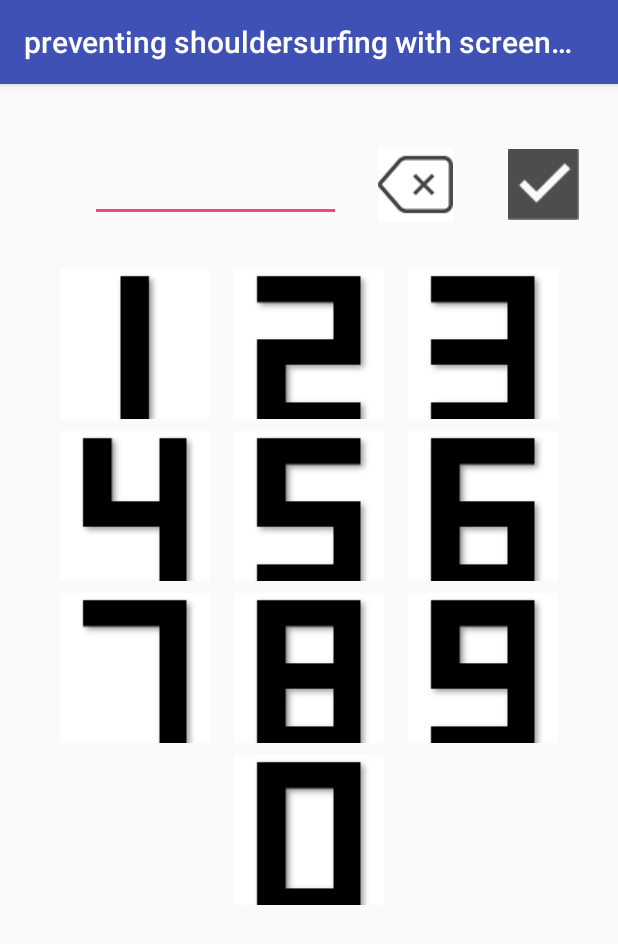
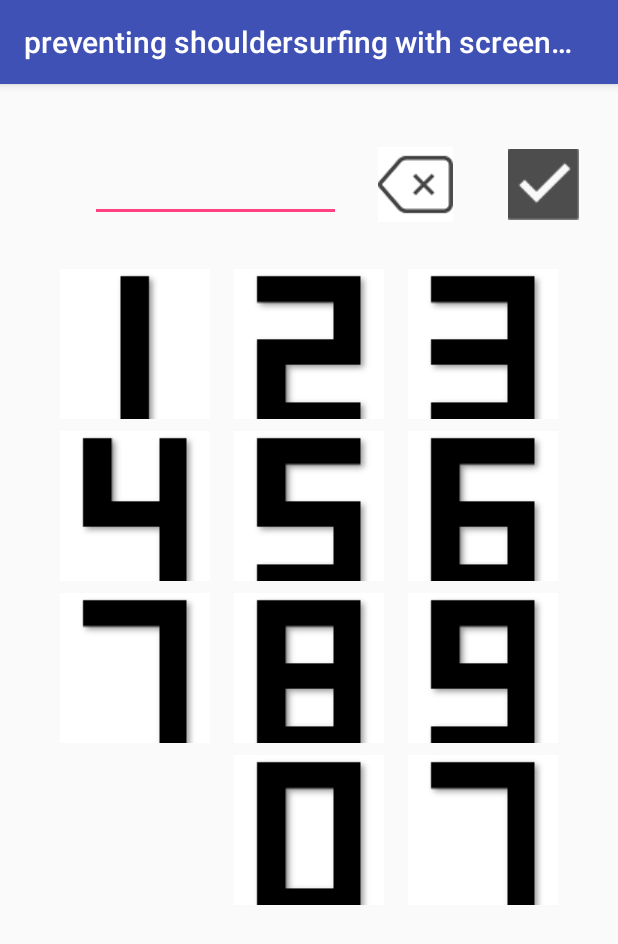
Before and after one commit to ShoFurukawa/preventingshouldersurfingwithscreenmovement, an Android app: the MainActivity screen opened directly, with no data from a screen before it, on a phone screen of 412 x 824 dp. Shown: the top 944 px of the screen. Run offline under Robolectric (Android 15) with nearby library versions, the phone set to English and light mode, and no system bars.

Commit message:
MainActivityの画面右下に0～9の数字がランダムで表示されるようにした

```diff
--- a/app/src/main/java/com/application/shohei/preventingshouldersurfingwithscreenmovement/MainActivity.kt
+++ b/app/src/main/java/com/application/shohei/preventingshouldersurfingwithscreenmovement/MainActivity.kt
@@ -5,6 +5,9 @@ import android.os.Bundle
 import kotlinx.android.synthetic.main.activity_main.*
 import android.widget.TextView
 import android.text.Editable
+import android.R.array
+import android.content.res.TypedArray
+import android.graphics.drawable.Drawable
 
 
 class MainActivity : AppCompatActivity() {
@@ -12,6 +15,8 @@ class MainActivity : AppCompatActivity() {
     override fun onCreate(savedInstanceState: Bundle?) {
         super.onCreate(savedInstanceState)
         setContentView(R.layout.activity_main)
+        //SetPasswordActivityのeditTextの内容を受け取る
+        val password =intent.getIntExtra("password",0)
 
         //EditTextでキーボード入力が出ないようにした
         editText.keyListener = null
@@ -32,6 +37,10 @@ class MainActivity : AppCompatActivity() {
         zero.setOnClickListener { addStr("0") }
         //数字の削除処理
         backspace.setOnClickListener { deleteStr() }
+        val typedArray = resources.obtainTypedArray(R.array.randomnumber)
+        val rand = Math.floor(Math.random() * 10).toInt()
+        val drawable = typedArray.getDrawable(rand)
+        randompath.setImageDrawable(drawable)
     }
 
     //数字を押したときの処理
--- a/app/src/main/res/layout/activity_main.xml
+++ b/app/src/main/res/layout/activity_main.xml
@@ -135,7 +135,7 @@
         app:layout_constraintStart_toEndOf="@+id/eight"
         app:layout_constraintTop_toBottomOf="@+id/six"
         app:layout_constraintVertical_bias="0.0"
-        app:srcCompat="@drawable/nubmer_9" />
+        app:srcCompat="@drawable/number_9" />
 
     <ImageButton
         android:id="@+id/zero"
@@ -193,4 +193,19 @@
         app:layout_constraintVertical_bias="0.0"
         app:srcCompat="@drawable/ok" />
 
+    <ImageView
+        android:id="@+id/randompath"
+        android:layout_width="100dp"
+        android:layout_height="100dp"
+        android:layout_marginStart="16dp"
+        android:layout_marginTop="8dp"
+        android:scaleType="center"
+        app:layout_constraintBottom_toBottomOf="parent"
+        app:layout_constraintEnd_toEndOf="parent"
+        app:layout_constraintHorizontal_bias="0.0"
+        app:layout_constraintStart_toEndOf="@+id/zero"
+        app:layout_constraintTop_toBottomOf="@+id/nine"
+        app:layout_constraintVertical_bias="0.0"
+        />
+
 </android.support.constraint.ConstraintLayout>
--- a/app/src/main/res/layout/activity_set_password.xml
+++ b/app/src/main/res/layout/activity_set_password.xml
@@ -135,7 +135,7 @@
         app:layout_constraintStart_toEndOf="@+id/eight"
         app:layout_constraintTop_toBottomOf="@+id/six"
         app:layout_constraintVertical_bias="0.0"
-        app:srcCompat="@drawable/nubmer_9" />
+        app:srcCompat="@drawable/number_9" />
 
     <ImageButton
         android:id="@+id/zero"
--- /dev/null
+++ b/app/src/main/res/values/arrays.xml
@@ -0,0 +1,26 @@
+<?xml version="1.0" encoding="utf-8"?>
+<resources>
+    <array name="randomnumber">
+
+        <item>@drawable/number_0</item>
+
+        <item>@drawable/number_1</item>
+
+        <item>@drawable/number_2</item>
+
+        <item>@drawable/number_3</item>
+
+        <item>@drawable/number_4</item>
+
+        <item>@drawable/number_5</item>
+
+        <item>@drawable/number_6</item>
+
+        <item>@drawable/number_7</item>
+
+        <item>@drawable/number_8</item>
+
+        <item>@drawable/number_9</item>
+
+    </array>
+</resources>
```
Also changed, not shown: app/src/main/java/com/application/shohei/preventingshouldersurfingwithscreenmovement/SetPassword.kt (+15 -2 lines), app/src/main/res/drawable/number_9.png (renamed from app/src/main/res/drawable/nubmer_9.png).
